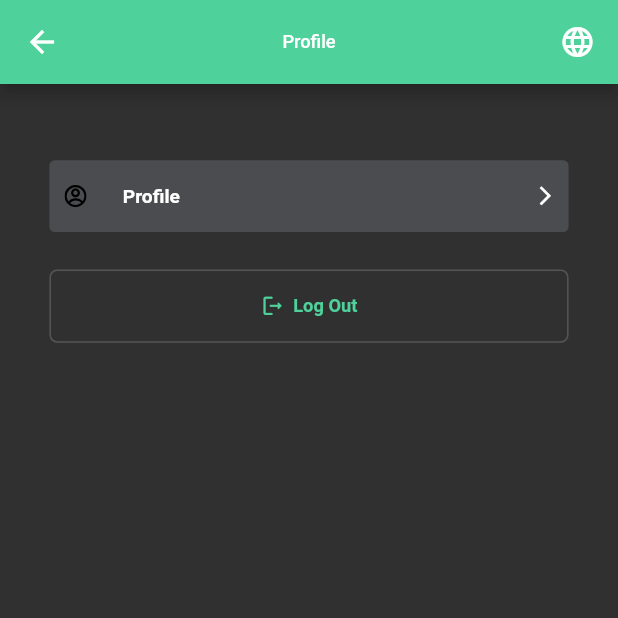
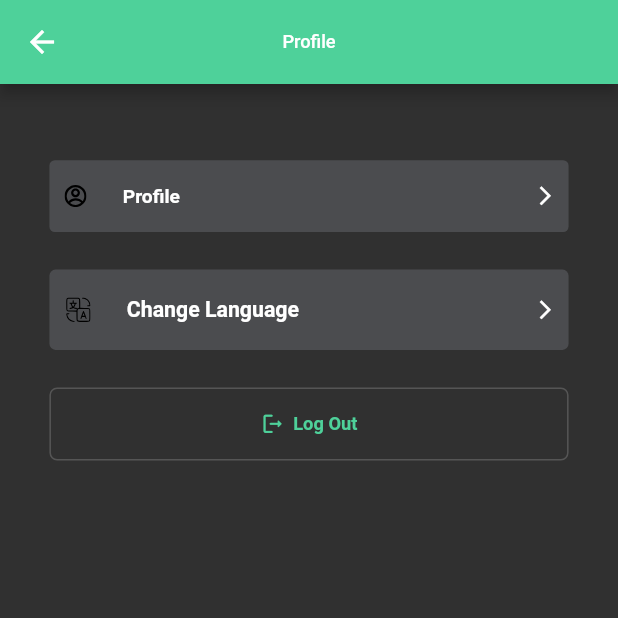
Before and after one commit to HamzaMuazzam/truck_user_app_new, a Flutter app: the Settings screen opened directly, on a phone screen of 412 x 824 dp, the top half of it. Run offline on Flutter 3.47's test engine with Material 2 defaults, Android fonts, the phone set to English and light mode, and no system bars; our stand-ins replace cached_network_image, firebase_auth, firebase_core, firebase_messaging, flutter_local_notifications, flutter_rating_bar and 13 more; missing offline and left inert: firebase_phone_auth_handler, flutter_polyline_points, form_builder_extra_fields, google_maps_webapi, map_location_picker, place_picker; accounts and stored records are empty; statements that could not run were skipped; project files that could hold a hidden picture were left out.

```diff
--- a/lib/languages/Localization.dart
+++ b/lib/languages/Localization.dart
@@ -44,7 +44,7 @@ class Localization extends Translations {
           "~Password must be greater than 8.":
               "	~يجب أن تكون كلمة المرور أكبر من 8.	",
           "~Must contain capital letter": "	~يجب أن يحتوي على حرف كبير	",
-          "Must contain number": "	يجب أن يحتوي على رقم	",
+          "~Must contain number": "	يجب أن يحتوي على رقم	",
           "~Must contain lower case letter": "	~يجب أن يحتوي على حرف صغير	",
           "~Must contain special character.": "	~يجب أن يحتوي على حرف خاص.	",
           "Don't have an account?": "	ليس لديك حساب؟	",
@@ -293,8 +293,9 @@ class Localization extends Translations {
           "Please choose starting location of journey":
               "	الرجاء اختيار مكان انطلاق الرحلة	",
           "	Search for destination location": "	بحث عن موقع الوجهة	",
+          "Change Language": "تغيير اللغة",
         },
       };
 }
-// Change Language
+//
 // arabic
--- a/lib/screens/commonPages/profile.dart
+++ b/lib/screens/commonPages/profile.dart
@@ -86,7 +86,7 @@ class _ProfileScreenState extends State<ProfileScreen> {
                 ),
               ),
               title: Text(
-                "Profile".tr.tr,
+                "Profile".tr,
                 style: TextStyle(
                     fontSize: h * 18,
                     fontWeight: FontWeight.w700,
@@ -125,7 +125,7 @@ class _ProfileScreenState extends State<ProfileScreen> {
                                 crossAxisAlignment: CrossAxisAlignment.start,
                                 children: [
                                   AppTextField(
-                                    label: "Full Name".tr.tr,
+                                    label: "Full Name".tr,
                                     readOnly: isRead,
                                     controller: authProvider.nameController,
                                     suffix: null,
--- a/lib/screens/commonPages/settings.dart
+++ b/lib/screens/commonPages/settings.dart
@@ -36,19 +36,6 @@ class _SettingsState extends State<Settings> {
                   fontSize: h * 12,
                 ),
               ),
-              actions: [
-                InkWell(
-                  onTap: () {
-                    showLanguageChangeDialog(context);
-                  },
-                  child: Padding(
-                    padding: getLocal() == "ar"
-                        ? EdgeInsets.only(left: 15.0)
-                        : EdgeInsets.only(right: 15.0),
-                    child: Icon(Icons.language_outlined),
-                  ),
-                )
-              ],
               centerTitle: true,
               backgroundColor: secondaryColor,
             )
@@ -78,6 +65,64 @@ class _SettingsState extends State<Settings> {
                             icon: 'profileIcon',
                             page: ProfileScreen(
                               isBooking: false,
+                            ),
+                          ),
+                          SizedBox(
+                            height: 25,
+                          ),
+                          MaterialButton(
+                            elevation: 0,
+                            splashColor: primaryColor,
+                            padding: EdgeInsets.zero,
+                            highlightColor: scaffoldColor,
+                            shape: RoundedRectangleBorder(
+                              borderRadius: BorderRadius.circular(h * 4),
+                            ),
+                            onPressed: () {
+                              showLanguageChangeDialog(context);
+                            },
+                            child: Container(
+                              padding: EdgeInsets.symmetric(vertical: h * 18),
+                              decoration: BoxDecoration(
+                                color: phoneBoxBackground,
+                                borderRadius: BorderRadius.circular(h * 4),
+                              ),
+                              child: Row(
+                                mainAxisAlignment:
+                                    MainAxisAlignment.spaceBetween,
+                                children: [
+                                  Row(
+                                    children: [
+                                      sw(h * 10),
+                                      SvgPicture.asset(
+                                        'assets/icons/lang.svg',
+                                        color: scaffoldColor,
+                                        height: h * 16,
+                                      ),
+                                      sw(22),
+                                      Text(
+                                        "Change Language".tr,
+                                        style: TextStyle(
+                                            fontSize: h * 14,
+                                            fontWeight: FontWeight.w700,
+                                            color: textColor),
+                                      ),
+                                    ],
+                                  ),
+                                  Padding(
+                                    padding: getLocal() == "ar"
+                                        ? EdgeInsets.only(left: 8.0)
+                                        : EdgeInsets.only(right: 8.0),
+                                    child: Align(
+                                      alignment: Alignment.centerRight,
+                                      child: Icon(
+                                        Icons.arrow_forward_ios,
+                                        size: 15,
+                                      ),
+                                    ),
+                                  ),
+                                ],
+                              ),
                             ),
                           ),
                           SizedBox(
```
Also changed, not shown: lib/screens/commonPages/phone_verify.dart (+13 -1 lines), lib/screens/commonPages/register.dart (+11 -6 lines), 1 other file.
